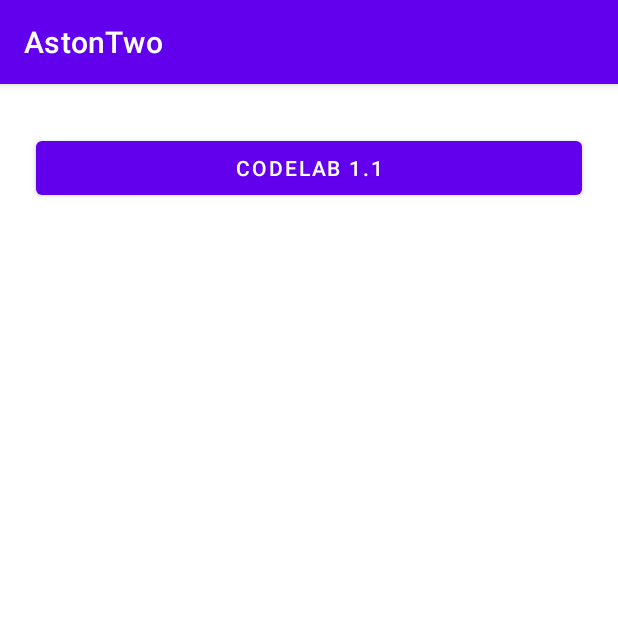
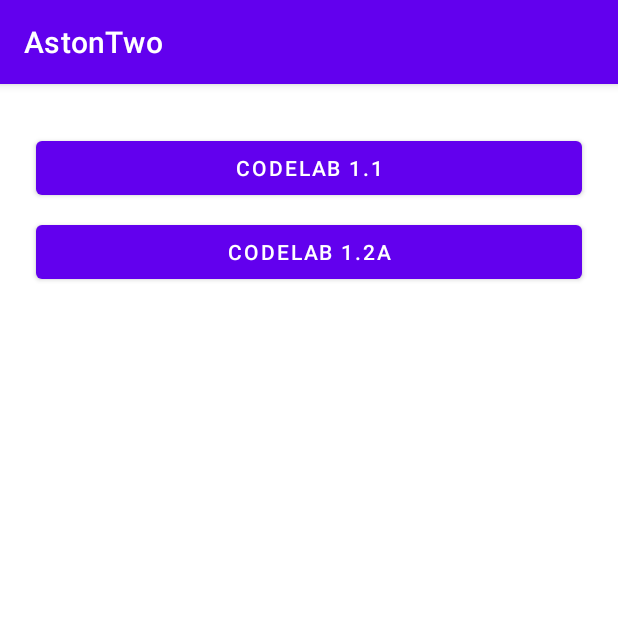
Before and after one commit to popovviktor/Aston_intensiv_2, an Android app: the screen it shows after launch (MainActivity), on a phone screen of 412 x 824 dp, the top half of it. Run offline under Robolectric (Android 15) with nearby library versions, the phone set to English and light mode, and no system bars.

Commit message:
lab1_2A add UI elems,add clicks buttons,toast

```diff
--- a/app/src/main/java/com/myapplication/astontwo/MainActivity.kt
+++ b/app/src/main/java/com/myapplication/astontwo/MainActivity.kt
@@ -10,12 +10,20 @@ class MainActivity : AppCompatActivity() {
         super.onCreate(savedInstanceState)
         setContentView(R.layout.activity_main)
         val btn_lab1_1 = findViewById<Button>(R.id.btn_lab1_1)
+        val btn_lab1_2A = findViewById<Button>(R.id.btn_lab1_2a)
         btn_lab1_1.setOnClickListener {
             startActivityForLab1_1()
+        }
+        btn_lab1_2A.setOnClickListener {
+            startActivityForLab1_2A()
         }
     }
     fun startActivityForLab1_1(){
         val intent = Intent(this,CodeLabs1_1Activity::class.java)
         startActivity(intent)
     }
+    fun startActivityForLab1_2A(){
+        val intent = Intent(this,CodeLabs1_2AActivity::class.java)
+        startActivity(intent)
+    }
 }
--- a/app/src/main/res/layout/activity_main.xml
+++ b/app/src/main/res/layout/activity_main.xml
@@ -5,6 +5,19 @@
     android:layout_width="match_parent"
     android:layout_height="match_parent"
     tools:context=".MainActivity">
+
+    <Button
+        android:id="@+id/btn_lab1_2a"
+        android:layout_width="0dp"
+        android:layout_height="wrap_content"
+        android:layout_marginStart="24dp"
+        android:layout_marginTop="8dp"
+        android:layout_marginEnd="24dp"
+        android:text="@string/btn_labs_1.2A"
+        app:layout_constraintEnd_toEndOf="parent"
+        app:layout_constraintHorizontal_bias="0.0"
+        app:layout_constraintStart_toStartOf="parent"
+        app:layout_constraintTop_toBottomOf="@+id/btn_lab1_1" />
 
     <Button
         android:id="@+id/btn_lab1_1"
--- a/app/src/main/res/values/strings.xml
+++ b/app/src/main/res/values/strings.xml
@@ -1,7 +1,12 @@
 <resources>
     <string name="app_name">AstonTwo</string>
     <string name="btn_labs_1.1">codelab 1.1</string>
+    <string name="btn_labs_1.2A">codelab 1.2A</string>
     <string name="labs_1.1_tv_hello_world">Hello world</string>
     <string name="labs_1.1_tv_atricle_info">
         Add log for lifecycle CodeLabs1.1Activity and output in activity "hello world" </string>
+    <string name="lab1_2a_button_label_toast">Toast</string>
+    <string name="lab1_2a_button_label_count">Count</string>
+    <string name="lab1_2a_count_initial_value">0</string>
+    <string name="lab1_2a_toast_message">Hello Toast!</string>
 </resources>
```
Also changed, not shown: app/src/main/AndroidManifest.xml (+7 -0 lines), app/src/main/java/com/myapplication/astontwo/CodeLabs1_2AActivity.kt (added, +38 -0 lines), app/src/main/res/layout/activity_code_labs12_aactivity.xml (added, +43 -0 lines).
